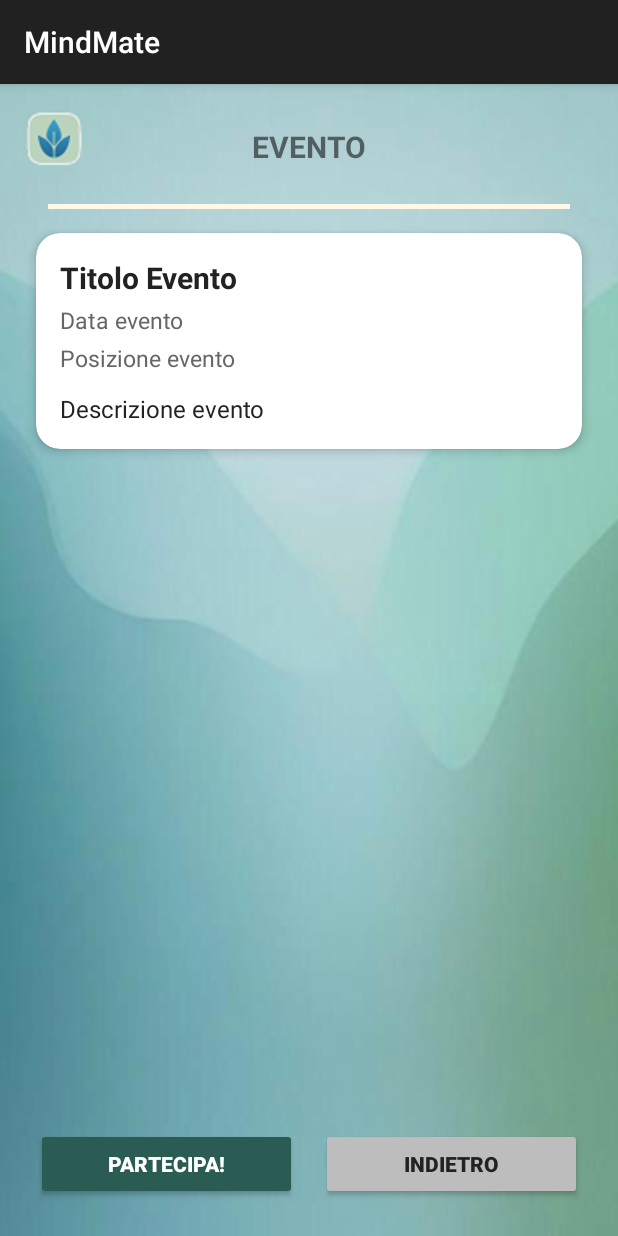
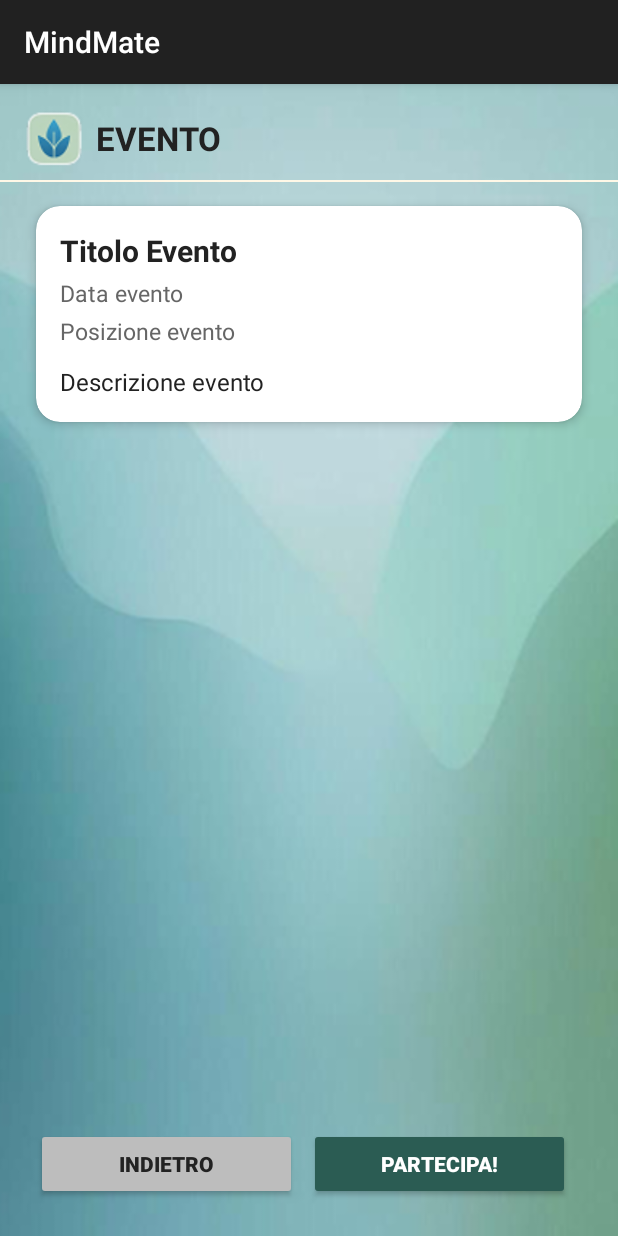
Before and after one commit to Kevins2205/MindMate, an Android app: the fragment DettaglioEventoFragment shown on its own in the app's theme, on a phone screen of 412 x 824 dp. Run offline under Robolectric (Android 15) with nearby library versions, the phone set to English and light mode, and no system bars.

Commit message:
add_SezioneProssimiEventi&&fix_vari

```diff
--- a/app/src/main/java/com/example/mindmate/DettaglioEventoFragment.java
+++ b/app/src/main/java/com/example/mindmate/DettaglioEventoFragment.java
@@ -11,16 +11,35 @@ import androidx.annotation.Nullable;
 import androidx.fragment.app.Fragment;
 
 public class DettaglioEventoFragment extends Fragment {
+    private static final String ARG_TITOLO = "TITOLO";
+    private static final String ARG_DESCRIZIONE = "DESCRIZIONE";
+    private static final String ARG_POSIZIONE = "POSIZIONE";
+    private static final String ARG_DATA = "DATA";
+    private static final String ARG_GIA_PRENOTATO = "GIA_PRENOTATO";
+
+    public static DettaglioEventoFragment newInstance(Evento evento, boolean giaPrenotato) {
+        DettaglioEventoFragment fragment = new DettaglioEventoFragment();
+        Bundle args = new Bundle();
+        args.putString(ARG_TITOLO, evento.getTitolo());
+        args.putString(ARG_DESCRIZIONE, evento.getDescrizione());
+        args.putString(ARG_POSIZIONE, evento.getPosizione());
+        args.putString(ARG_DATA, evento.getData());
+        args.putBoolean(ARG_GIA_PRENOTATO, giaPrenotato);
+        fragment.setArguments(args);
+        return fragment;
+    }
+
     @Nullable
     @Override
     public View onCreateView(@NonNull LayoutInflater inflater, @Nullable ViewGroup container, @Nullable Bundle savedInstanceState) {
         View view = inflater.inflate(R.layout.fragment_dettaglio_evento, container, false);
 
         Bundle args = getArguments();
-        String titolo = args != null ? args.getString("TITOLO") : "Titolo Evento";
-        String descrizione = args != null ? args.getString("DESCRIZIONE") : "Descrizione evento";
-        String posizione = args != null ? args.getString("POSIZIONE") : "Posizione evento";
-        String data = args != null ? args.getString("DATA") : "Data evento";
+        String titolo = args != null ? args.getString(ARG_TITOLO) : "Titolo Evento";
+        String descrizione = args != null ? args.getString(ARG_DESCRIZIONE) : "Descrizione evento";
+        String posizione = args != null ? args.getString(ARG_POSIZIONE) : "Posizione evento";
+        String data = args != null ? args.getString(ARG_DATA) : "Data evento";
+        boolean giaPrenotato = args != null && args.getBoolean(ARG_GIA_PRENOTATO, false);
 
         TextView tvTitolo = view.findViewById(R.id.tvTitoloEventoDettaglio);
         TextView tvDescrizione = view.findViewById(R.id.tvDescrizioneEventoDettaglio);
@@ -28,15 +47,50 @@ public class DettaglioEventoFragment extends Fragment {
         TextView tvData = view.findViewById(R.id.tvDataEventoDettaglio);
         Button btnPartecipa = view.findViewById(R.id.btnPartecipaEvento);
         Button btnIndietro = view.findViewById(R.id.btnIndietroEvento);
+        Button btnCancella = view.findViewById(R.id.btnCancellaPrenotazione);
 
         tvTitolo.setText(titolo);
         tvDescrizione.setText(descrizione);
         tvPosizione.setText(posizione);
         tvData.setText(data);
 
-        btnPartecipa.setOnClickListener(v -> {
-            // Azione di partecipazione (da implementare)
-        });
+        // Mostra solo due bottoni: Partecipa/Cancella e Indietro
+        if (giaPrenotato) {
+            btnPartecipa.setVisibility(View.GONE);
+            btnCancella.setVisibility(View.VISIBLE);
+            btnIndietro.setVisibility(View.VISIBLE);
+            btnCancella.setOnClickListener(v -> {
+                for (int i = 0; i < Evento.eventiPrenotati.size(); i++) {
+                    Evento e = Evento.eventiPrenotati.get(i);
+                    if (e.titolo.equals(titolo) && e.data.equals(data) && e.posizione.equals(posizione)) {
+                        Evento.eventiPrenotati.remove(i);
+                        break;
+                    }
+                }
+                btnCancella.setVisibility(View.GONE);
+                btnPartecipa.setVisibility(View.VISIBLE);
+                btnIndietro.setVisibility(View.VISIBLE);
+            });
+        } else {
+            btnPartecipa.setVisibility(View.VISIBLE);
+            btnCancella.setVisibility(View.GONE);
+            btnIndietro.setVisibility(View.VISIBLE);
+            btnPartecipa.setOnClickListener(v -> {
+                boolean alreadyPresent = false;
+                for (Evento e : Evento.eventiPrenotati) {
+                    if (e.titolo.equals(titolo) && e.data.equals(data) && e.posizione.equals(posizione)) {
+                        alreadyPresent = true;
+                        break;
+                    }
+                }
+                if (!alreadyPresent) {
+                    Evento.eventiPrenotati.add(new Evento(titolo, descrizione, posizione, data, 0, 0));
+                }
+                btnPartecipa.setVisibility(View.GONE);
+                btnCancella.setVisibility(View.VISIBLE);
+                btnIndietro.setVisibility(View.VISIBLE);
+            });
+        }
 
         btnIndietro.setOnClickListener(v -> requireActivity().getSupportFragmentManager().popBackStack());
 
--- a/app/src/main/java/com/example/mindmate/ProfiloFragment.java
+++ b/app/src/main/java/com/example/mindmate/ProfiloFragment.java
@@ -95,6 +95,12 @@ public class ProfiloFragment extends Fragment {
             transaction.addToBackStack(null);
             transaction.commit();
         });
+        view.findViewById(R.id.btnProssimiEventi).setOnClickListener(v -> {
+            FragmentTransaction transaction = requireActivity().getSupportFragmentManager().beginTransaction();
+            transaction.replace(R.id.fragment_container, new ProssimiEventiFragment());
+            transaction.addToBackStack(null);
+            transaction.commit();
+        });
 
         return view;
     }
--- a/app/src/main/res/layout/fragment_dettaglio_evento.xml
+++ b/app/src/main/res/layout/fragment_dettaglio_evento.xml
@@ -21,24 +21,23 @@
         android:layout_width="wrap_content"
         android:layout_height="wrap_content"
         android:text="EVENTO"
-        android:textSize="20sp"
         android:textStyle="bold"
-        android:layout_marginTop="28dp"
-        app:layout_constraintTop_toTopOf="parent"
-        app:layout_constraintStart_toStartOf="parent"
-        app:layout_constraintEnd_toEndOf="parent"/>
+        android:textSize="22sp"
+        android:textColor="#222"
+        android:layout_marginStart="8dp"
+        app:layout_constraintStart_toEndOf="@id/logoMindMate"
+        app:layout_constraintTop_toTopOf="@id/logoMindMate"
+        app:layout_constraintBottom_toBottomOf="@id/logoMindMate"/>
 
     <View
         android:id="@+id/headerLineEvento"
         android:layout_width="0dp"
-        android:layout_height="3dp"
+        android:layout_height="1dp"
         android:background="#FFF8E7"
+        android:layout_marginTop="8dp"
         app:layout_constraintTop_toBottomOf="@id/logoMindMate"
         app:layout_constraintStart_toStartOf="parent"
-        app:layout_constraintEnd_toEndOf="parent"
-        android:layout_marginTop="24dp"
-        android:layout_marginStart="32dp"
-        android:layout_marginEnd="32dp"/>
+        app:layout_constraintEnd_toEndOf="parent"/>
 
     <!-- Card con dettagli evento -->
     <com.google.android.material.card.MaterialCardView
@@ -116,6 +115,16 @@
         app:layout_constraintEnd_toEndOf="parent">
 
         <Button
+            android:id="@+id/btnIndietroEvento"
+            android:layout_width="0dp"
+            android:layout_weight="1"
+            android:layout_height="48dp"
+            android:text="Indietro"
+            android:textStyle="bold"
+            android:backgroundTint="#BDBDBD"
+            android:textColor="#222"
+            android:layout_marginEnd="8dp"/>
+        <Button
             android:id="@+id/btnPartecipaEvento"
             android:layout_width="0dp"
             android:layout_weight="1"
@@ -125,17 +134,17 @@
             android:backgroundTint="#2B5C53"
             android:textColor="#FFF"
             android:layout_marginEnd="8dp"/>
-
         <Button
-            android:id="@+id/btnIndietroEvento"
+            android:id="@+id/btnCancellaPrenotazione"
             android:layout_width="0dp"
             android:layout_weight="1"
             android:layout_height="48dp"
-            android:text="Indietro"
+            android:text="Cancella"
             android:textStyle="bold"
-            android:backgroundTint="#BDBDBD"
-            android:textColor="#222"
-            android:layout_marginStart="8dp"/>
+            android:backgroundTint="#D32F2F"
+            android:textColor="#FFF"
+            android:layout_marginEnd="8dp"
+            android:visibility="gone"/>
     </LinearLayout>
 
 </androidx.constraintlayout.widget.ConstraintLayout>
--- a/app/src/main/res/layout/fragment_eventi.xml
+++ b/app/src/main/res/layout/fragment_eventi.xml
@@ -37,7 +37,7 @@
         android:id="@+id/headerLine"
         android:layout_width="0dp"
         android:layout_height="1dp"
-        android:background="#DDD"
+        android:background="#FFF8E7"
         android:layout_marginTop="8dp"
         app:layout_constraintTop_toBottomOf="@id/logoApp"
         app:layout_constraintStart_toStartOf="parent"
--- a/app/src/main/res/layout/fragment_respirazione.xml
+++ b/app/src/main/res/layout/fragment_respirazione.xml
@@ -37,7 +37,7 @@
         android:id="@+id/headerLine"
         android:layout_width="0dp"
         android:layout_height="2dp"
-        android:background="#FFFFFF"
+        android:background="#FFF8E7"
         app:layout_constraintTop_toBottomOf="@id/logoMindMate"
         app:layout_constraintStart_toStartOf="parent"
         app:layout_constraintEnd_toEndOf="parent"
```
Also changed, not shown: app/src/main/java/com/example/mindmate/EventiFragment.java (+8 -7 lines), app/src/main/java/com/example/mindmate/Evento.java (+11 -0 lines), app/src/main/java/com/example/mindmate/ProssimiEventiAdapter.java (added, +61 -0 lines), app/src/main/java/com/example/mindmate/ProssimiEventiFragment.java (added, +30 -0 lines), app/src/main/res/layout/fragment_attivita.xml (+12 -14 lines), app/src/main/res/layout/fragment_dettaglio_attivita.xml (+16 -17 lines), app/src/main/res/layout/fragment_dettaglio_utente.xml (+9 -13 lines), app/src/main/res/layout/fragment_diario.xml (+22 -26 lines), app/src/main/res/layout/fragment_nuova_nota.xml (+14 -15 lines), app/src/main/res/layout/fragment_profilo.xml (+15 -13 lines), app/src/main/res/layout/fragment_prossimi_eventi.xml (added, +67 -0 lines), app/src/main/res/layout/item_evento.xml (+18 -0 lines).
